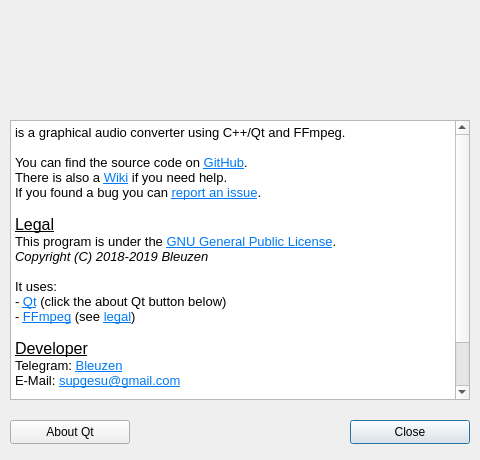
Qt form src/aboutdialog.ui (Bleuzen/FFaudioConverter) before a commit.
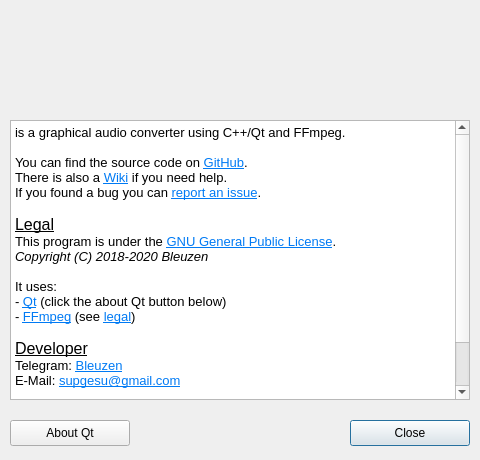
The same form after that commit.

Diff of the .ui file:
```diff
--- a/src/aboutdialog.ui
+++ b/src/aboutdialog.ui
@@ -19,7 +19,7 @@
      <x>350</x>
      <y>420</y>
      <width>120</width>
-     <height>24</height>
+     <height>26</height>
     </rect>
    </property>
    <property name="text">
@@ -98,7 +98,7 @@
      <x>10</x>
      <y>420</y>
      <width>120</width>
-     <height>24</height>
+     <height>26</height>
     </rect>
    </property>
    <property name="text">
@@ -119,26 +119,26 @@
 &lt;html&gt;&lt;head&gt;&lt;meta name=&quot;qrichtext&quot; content=&quot;1&quot; /&gt;&lt;style type=&quot;text/css&quot;&gt;
 p, li { white-space: pre-wrap; }
 &lt;/style&gt;&lt;/head&gt;&lt;body style=&quot; font-family:'Noto Sans'; font-size:10pt; font-weight:400; font-style:normal;&quot;&gt;
-&lt;p style=&quot; margin-top:0px; margin-bottom:0px; margin-left:0px; margin-right:0px; -qt-block-indent:0; text-indent:0px;&quot;&gt;is a graphical audio converter using C++/Qt and FFmpeg.&lt;/p&gt;
-&lt;p style=&quot;-qt-paragraph-type:empty; margin-top:0px; margin-bottom:0px; margin-left:0px; margin-right:0px; -qt-block-indent:0; text-indent:0px;&quot;&gt;&lt;br /&gt;&lt;/p&gt;
-&lt;p style=&quot; margin-top:0px; margin-bottom:0px; margin-left:0px; margin-right:0px; -qt-block-indent:0; text-indent:0px;&quot;&gt;You can find the source code on &lt;a href=&quot;https://github.com/Bleuzen/FFaudioConverter&quot;&gt;&lt;span style=&quot; text-decoration: underline; color:#007af4;&quot;&gt;GitHub&lt;/span&gt;&lt;/a&gt;.&lt;/p&gt;
-&lt;p style=&quot; margin-top:0px; margin-bottom:0px; margin-left:0px; margin-right:0px; -qt-block-indent:0; text-indent:0px;&quot;&gt;There is also a &lt;a href=&quot;https://github.com/Bleuzen/FFaudioConverter/wiki&quot;&gt;&lt;span style=&quot; text-decoration: underline; color:#007af4;&quot;&gt;Wiki&lt;/span&gt;&lt;/a&gt; if you need help.&lt;/p&gt;
-&lt;p style=&quot; margin-top:0px; margin-bottom:0px; margin-left:0px; margin-right:0px; -qt-block-indent:0; text-indent:0px;&quot;&gt;If you found a bug you can &lt;a href=&quot;https://github.com/Bleuzen/FFaudioConverter/issues&quot;&gt;&lt;span style=&quot; text-decoration: underline; color:#007af4;&quot;&gt;report an issue&lt;/span&gt;&lt;/a&gt;.&lt;/p&gt;
-&lt;p style=&quot;-qt-paragraph-type:empty; margin-top:0px; margin-bottom:0px; margin-left:0px; margin-right:0px; -qt-block-indent:0; text-indent:0px;&quot;&gt;&lt;br /&gt;&lt;/p&gt;
-&lt;p style=&quot; margin-top:0px; margin-bottom:0px; margin-left:0px; margin-right:0px; -qt-block-indent:0; text-indent:0px;&quot;&gt;&lt;span style=&quot; font-size:12pt; text-decoration: underline;&quot;&gt;Legal&lt;/span&gt;&lt;/p&gt;
-&lt;p style=&quot; margin-top:0px; margin-bottom:0px; margin-left:0px; margin-right:0px; -qt-block-indent:0; text-indent:0px;&quot;&gt;This program is under the &lt;a href=&quot;https://www.gnu.org/licenses/gpl-3.0.txt&quot;&gt;&lt;span style=&quot; text-decoration: underline; color:#007af4;&quot;&gt;GNU General Public License&lt;/span&gt;&lt;/a&gt;.&lt;/p&gt;
-&lt;p style=&quot; margin-top:0px; margin-bottom:0px; margin-left:0px; margin-right:0px; -qt-block-indent:0; text-indent:0px;&quot;&gt;&lt;span style=&quot; font-style:italic;&quot;&gt;Copyright (C) 2018-2019 Bleuzen&lt;/span&gt;&lt;/p&gt;
-&lt;p style=&quot;-qt-paragraph-type:empty; margin-top:0px; margin-bottom:0px; margin-left:0px; margin-right:0px; -qt-block-indent:0; text-indent:0px;&quot;&gt;&lt;br /&gt;&lt;/p&gt;
-&lt;p style=&quot; margin-top:0px; margin-bottom:0px; margin-left:0px; margin-right:0px; -qt-block-indent:0; text-indent:0px;&quot;&gt;It uses:&lt;/p&gt;
-&lt;p style=&quot; margin-top:0px; margin-bottom:0px; margin-left:0px; margin-right:0px; -qt-block-indent:0; text-indent:0px;&quot;&gt;- &lt;a href=&quot;https://www.qt.io/&quot;&gt;&lt;span style=&quot; text-decoration: underline; color:#007af4;&quot;&gt;Qt&lt;/span&gt;&lt;/a&gt; (click the about Qt button below)&lt;/p&gt;
-&lt;p style=&quot; margin-top:0px; margin-bottom:0px; margin-left:0px; margin-right:0px; -qt-block-indent:0; text-indent:0px;&quot;&gt;- &lt;a href=&quot;https://www.ffmpeg.org/&quot;&gt;&lt;span style=&quot; text-decoration: underline; color:#007af4;&quot;&gt;FFmpeg&lt;/span&gt;&lt;/a&gt; (see &lt;a href=&quot;https://www.ffmpeg.org/legal.html&quot;&gt;&lt;span style=&quot; text-decoration: underline; color:#007af4;&quot;&gt;legal&lt;/span&gt;&lt;/a&gt;)&lt;/p&gt;
-&lt;p style=&quot;-qt-paragraph-type:empty; margin-top:0px; margin-bottom:0px; margin-left:0px; margin-right:0px; -qt-block-indent:0; text-indent:0px;&quot;&gt;&lt;br /&gt;&lt;/p&gt;
-&lt;p style=&quot; margin-top:0px; margin-bottom:0px; margin-left:0px; margin-right:0px; -qt-block-indent:0; text-indent:0px;&quot;&gt;&lt;span style=&quot; font-size:12pt; text-decoration: underline;&quot;&gt;Developer&lt;/span&gt;&lt;/p&gt;
-&lt;p style=&quot; margin-top:0px; margin-bottom:0px; margin-left:0px; margin-right:0px; -qt-block-indent:0; text-indent:0px;&quot;&gt;Telegram: &lt;a href=&quot;https://t.me/Bleuzen&quot;&gt;&lt;span style=&quot; text-decoration: underline; color:#007af4;&quot;&gt;Bleuzen&lt;/span&gt;&lt;/a&gt;&lt;/p&gt;
-&lt;p style=&quot; margin-top:0px; margin-bottom:0px; margin-left:0px; margin-right:0px; -qt-block-indent:0; text-indent:0px;&quot;&gt;E-Mail: &lt;a href=&quot;mailto:supgesu@gmail.com&quot;&gt;&lt;span style=&quot; text-decoration: underline; color:#007af4;&quot;&gt;supgesu@gmail.com&lt;/span&gt;&lt;/a&gt;&lt;/p&gt;
-&lt;p style=&quot;-qt-paragraph-type:empty; margin-top:0px; margin-bottom:0px; margin-left:0px; margin-right:0px; -qt-block-indent:0; text-indent:0px;&quot;&gt;&lt;br /&gt;&lt;/p&gt;
-&lt;p style=&quot; margin-top:0px; margin-bottom:0px; margin-left:0px; margin-right:0px; -qt-block-indent:0; text-indent:0px;&quot;&gt;&lt;span style=&quot; font-size:12pt; text-decoration: underline;&quot;&gt;Contributors&lt;/span&gt;&lt;/p&gt;
-&lt;p style=&quot; margin-top:0px; margin-bottom:0px; margin-left:0px; margin-right:0px; -qt-block-indent:0; text-indent:0px;&quot;&gt;If you help me (by coding or translating this program in your language) your name will be added here.&lt;/p&gt;&lt;/body&gt;&lt;/html&gt;</string>
+&lt;p style=&quot; margin-top:0px; margin-bottom:0px; margin-left:0px; margin-right:0px; -qt-block-indent:0; text-indent:0px;&quot;&gt;&lt;span style=&quot; font-family:'Noto Sans';&quot;&gt;is a graphical audio converter using C++/Qt and FFmpeg.&lt;/span&gt;&lt;/p&gt;
+&lt;p style=&quot;-qt-paragraph-type:empty; margin-top:0px; margin-bottom:0px; margin-left:0px; margin-right:0px; -qt-block-indent:0; text-indent:0px; font-family:'Noto Sans';&quot;&gt;&lt;br /&gt;&lt;/p&gt;
+&lt;p style=&quot; margin-top:0px; margin-bottom:0px; margin-left:0px; margin-right:0px; -qt-block-indent:0; text-indent:0px;&quot;&gt;&lt;span style=&quot; font-family:'Noto Sans';&quot;&gt;You can find the source code on &lt;/span&gt;&lt;a href=&quot;https://github.com/Bleuzen/FFaudioConverter&quot;&gt;&lt;span style=&quot; font-family:'Noto Sans'; text-decoration: underline; color:#007af4;&quot;&gt;GitHub&lt;/span&gt;&lt;/a&gt;&lt;span style=&quot; font-family:'Noto Sans';&quot;&gt;.&lt;/span&gt;&lt;/p&gt;
+&lt;p style=&quot; margin-top:0px; margin-bottom:0px; margin-left:0px; margin-right:0px; -qt-block-indent:0; text-indent:0px;&quot;&gt;&lt;span style=&quot; font-family:'Noto Sans';&quot;&gt;There is also a &lt;/span&gt;&lt;a href=&quot;https://github.com/Bleuzen/FFaudioConverter/wiki&quot;&gt;&lt;span style=&quot; font-family:'Noto Sans'; text-decoration: underline; color:#007af4;&quot;&gt;Wiki&lt;/span&gt;&lt;/a&gt;&lt;span style=&quot; font-family:'Noto Sans';&quot;&gt; if you need help.&lt;/span&gt;&lt;/p&gt;
+&lt;p style=&quot; margin-top:0px; margin-bottom:0px; margin-left:0px; margin-right:0px; -qt-block-indent:0; text-indent:0px;&quot;&gt;&lt;span style=&quot; font-family:'Noto Sans';&quot;&gt;If you found a bug you can &lt;/span&gt;&lt;a href=&quot;https://github.com/Bleuzen/FFaudioConverter/issues&quot;&gt;&lt;span style=&quot; font-family:'Noto Sans'; text-decoration: underline; color:#007af4;&quot;&gt;report an issue&lt;/span&gt;&lt;/a&gt;&lt;span style=&quot; font-family:'Noto Sans';&quot;&gt;.&lt;/span&gt;&lt;/p&gt;
+&lt;p style=&quot;-qt-paragraph-type:empty; margin-top:0px; margin-bottom:0px; margin-left:0px; margin-right:0px; -qt-block-indent:0; text-indent:0px; font-family:'Noto Sans';&quot;&gt;&lt;br /&gt;&lt;/p&gt;
+&lt;p style=&quot; margin-top:0px; margin-bottom:0px; margin-left:0px; margin-right:0px; -qt-block-indent:0; text-indent:0px;&quot;&gt;&lt;span style=&quot; font-family:'Noto Sans'; font-size:12pt; text-decoration: underline;&quot;&gt;Legal&lt;/span&gt;&lt;/p&gt;
+&lt;p style=&quot; margin-top:0px; margin-bottom:0px; margin-left:0px; margin-right:0px; -qt-block-indent:0; text-indent:0px;&quot;&gt;&lt;span style=&quot; font-family:'Noto Sans';&quot;&gt;This program is under the &lt;/span&gt;&lt;a href=&quot;https://www.gnu.org/licenses/gpl-3.0.txt&quot;&gt;&lt;span style=&quot; font-family:'Noto Sans'; text-decoration: underline; color:#007af4;&quot;&gt;GNU General Public License&lt;/span&gt;&lt;/a&gt;&lt;span style=&quot; font-family:'Noto Sans';&quot;&gt;.&lt;/span&gt;&lt;/p&gt;
+&lt;p style=&quot; margin-top:0px; margin-bottom:0px; margin-left:0px; margin-right:0px; -qt-block-indent:0; text-indent:0px;&quot;&gt;&lt;span style=&quot; font-family:'Noto Sans'; font-style:italic;&quot;&gt;Copyright (C) 2018-2020 Bleuzen&lt;/span&gt;&lt;/p&gt;
+&lt;p style=&quot;-qt-paragraph-type:empty; margin-top:0px; margin-bottom:0px; margin-left:0px; margin-right:0px; -qt-block-indent:0; text-indent:0px; font-family:'Noto Sans';&quot;&gt;&lt;br /&gt;&lt;/p&gt;
+&lt;p style=&quot; margin-top:0px; margin-bottom:0px; margin-left:0px; margin-right:0px; -qt-block-indent:0; text-indent:0px;&quot;&gt;&lt;span style=&quot; font-family:'Noto Sans';&quot;&gt;It uses:&lt;/span&gt;&lt;/p&gt;
+&lt;p style=&quot; margin-top:0px; margin-bottom:0px; margin-left:0px; margin-right:0px; -qt-block-indent:0; text-indent:0px;&quot;&gt;&lt;span style=&quot; font-family:'Noto Sans';&quot;&gt;- &lt;/span&gt;&lt;a href=&quot;https://www.qt.io/&quot;&gt;&lt;span style=&quot; font-family:'Noto Sans'; text-decoration: underline; color:#007af4;&quot;&gt;Qt&lt;/span&gt;&lt;/a&gt;&lt;span style=&quot; font-family:'Noto Sans';&quot;&gt; (click the about Qt button below)&lt;/span&gt;&lt;/p&gt;
+&lt;p style=&quot; margin-top:0px; margin-bottom:0px; margin-left:0px; margin-right:0px; -qt-block-indent:0; text-indent:0px;&quot;&gt;&lt;span style=&quot; font-family:'Noto Sans';&quot;&gt;- &lt;/span&gt;&lt;a href=&quot;https://www.ffmpeg.org/&quot;&gt;&lt;span style=&quot; font-family:'Noto Sans'; text-decoration: underline; color:#007af4;&quot;&gt;FFmpeg&lt;/span&gt;&lt;/a&gt;&lt;span style=&quot; font-family:'Noto Sans';&quot;&gt; (see &lt;/span&gt;&lt;a href=&quot;https://www.ffmpeg.org/legal.html&quot;&gt;&lt;span style=&quot; font-family:'Noto Sans'; text-decoration: underline; color:#007af4;&quot;&gt;legal&lt;/span&gt;&lt;/a&gt;&lt;span style=&quot; font-family:'Noto Sans';&quot;&gt;)&lt;/span&gt;&lt;/p&gt;
+&lt;p style=&quot;-qt-paragraph-type:empty; margin-top:0px; margin-bottom:0px; margin-left:0px; margin-right:0px; -qt-block-indent:0; text-indent:0px; font-family:'Noto Sans';&quot;&gt;&lt;br /&gt;&lt;/p&gt;
+&lt;p style=&quot; margin-top:0px; margin-bottom:0px; margin-left:0px; margin-right:0px; -qt-block-indent:0; text-indent:0px;&quot;&gt;&lt;span style=&quot; font-family:'Noto Sans'; font-size:12pt; text-decoration: underline;&quot;&gt;Developer&lt;/span&gt;&lt;/p&gt;
+&lt;p style=&quot; margin-top:0px; margin-bottom:0px; margin-left:0px; margin-right:0px; -qt-block-indent:0; text-indent:0px;&quot;&gt;&lt;span style=&quot; font-family:'Noto Sans';&quot;&gt;Telegram: &lt;/span&gt;&lt;a href=&quot;https://t.me/Bleuzen&quot;&gt;&lt;span style=&quot; font-family:'Noto Sans'; text-decoration: underline; color:#007af4;&quot;&gt;Bleuzen&lt;/span&gt;&lt;/a&gt;&lt;/p&gt;
+&lt;p style=&quot; margin-top:0px; margin-bottom:0px; margin-left:0px; margin-right:0px; -qt-block-indent:0; text-indent:0px;&quot;&gt;&lt;span style=&quot; font-family:'Noto Sans';&quot;&gt;E-Mail: &lt;/span&gt;&lt;a href=&quot;mailto:supgesu@gmail.com&quot;&gt;&lt;span style=&quot; font-family:'Noto Sans'; text-decoration: underline; color:#007af4;&quot;&gt;supgesu@gmail.com&lt;/span&gt;&lt;/a&gt;&lt;/p&gt;
+&lt;p style=&quot;-qt-paragraph-type:empty; margin-top:0px; margin-bottom:0px; margin-left:0px; margin-right:0px; -qt-block-indent:0; text-indent:0px; font-family:'Noto Sans';&quot;&gt;&lt;br /&gt;&lt;/p&gt;
+&lt;p style=&quot; margin-top:0px; margin-bottom:0px; margin-left:0px; margin-right:0px; -qt-block-indent:0; text-indent:0px;&quot;&gt;&lt;span style=&quot; font-family:'Noto Sans'; font-size:12pt; text-decoration: underline;&quot;&gt;Contributors&lt;/span&gt;&lt;/p&gt;
+&lt;p style=&quot; margin-top:0px; margin-bottom:0px; margin-left:0px; margin-right:0px; -qt-block-indent:0; text-indent:0px;&quot;&gt;&lt;span style=&quot; font-family:'Noto Sans';&quot;&gt;If you help me (by coding or translating this program in your language) your name will be added here.&lt;/span&gt;&lt;/p&gt;&lt;/body&gt;&lt;/html&gt;</string>
    </property>
    <property name="textInteractionFlags">
     <set>Qt::LinksAccessibleByKeyboard|Qt::LinksAccessibleByMouse</set>
```
